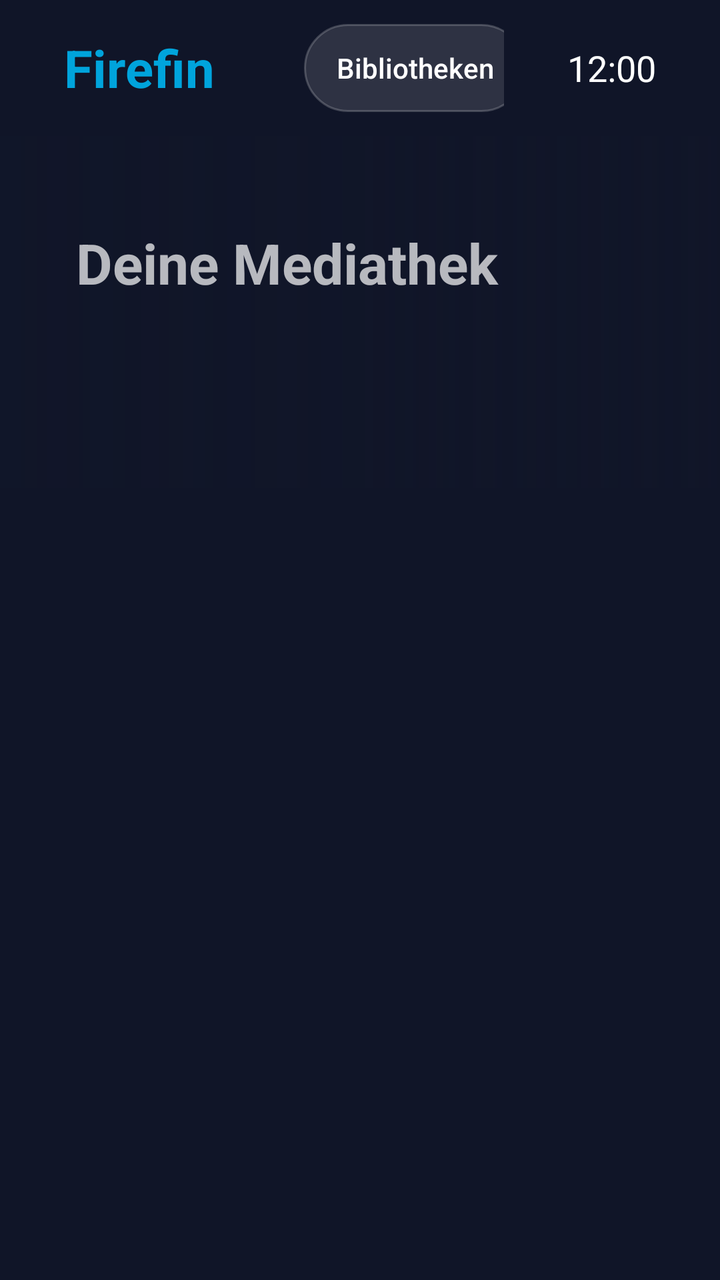
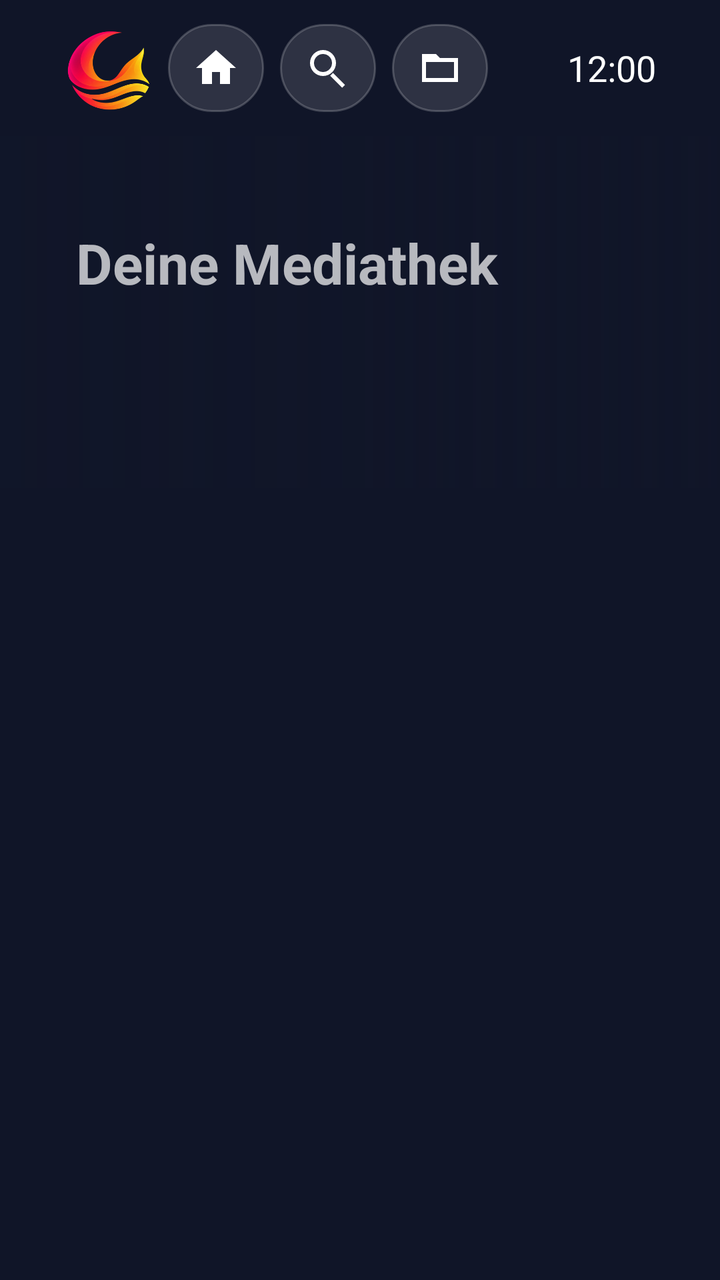

The first picture is an Android layout as it rendered before a commit; the second is the same layout after the commit. The layout source and the unified diff follow.
<!-- AndroidManifest.xml: application theme Theme.Firefin -->
<!-- res/layout/activity_home.xml -->
<?xml version="1.0" encoding="utf-8"?>
<LinearLayout xmlns:android="http://schemas.android.com/apk/res/android" android:layout_width="match_parent" android:layout_height="match_parent" android:background="@color/background" android:orientation="vertical">
<LinearLayout android:id="@+id/toolbar" android:layout_width="match_parent" android:layout_height="68dp" android:gravity="center_vertical" android:paddingStart="32dp" android:paddingEnd="32dp">
<TextView android:layout_width="120dp" android:layout_height="wrap_content" android:text="Firefin" android:textSize="26sp" android:textStyle="bold" android:textColor="@color/accent"/>
<HorizontalScrollView android:layout_width="0dp" android:layout_height="56dp" android:layout_weight="1" android:fillViewport="false" android:scrollbars="none">
<LinearLayout android:layout_width="wrap_content" android:layout_height="match_parent" android:gravity="center_vertical">
<Button android:id="@+id/libraryButton" android:layout_width="wrap_content" android:layout_height="44dp" android:text="Bibliotheken"/>
<Button android:id="@+id/searchButton" android:layout_width="wrap_content" android:layout_height="44dp" android:layout_marginStart="8dp" android:text="Suche"/>
<Button android:id="@+id/seerrButton" android:layout_width="wrap_content" android:layout_height="44dp" android:layout_marginStart="8dp" android:text="Seerr"/>
<Button android:id="@+id/favoritesButton" android:layout_width="wrap_content" android:layout_height="44dp" android:layout_marginStart="8dp" android:text="Favoriten"/>
<Button android:id="@+id/remoteButton" android:layout_width="wrap_content" android:layout_height="44dp" android:layout_marginStart="8dp" android:text="Fernbedienung"/>
<Button android:id="@+id/settingsButton" android:layout_width="wrap_content" android:layout_height="44dp" android:layout_marginStart="8dp" android:text="Einstellungen"/>
</LinearLayout></HorizontalScrollView>
<TextClock android:layout_width="64dp" android:layout_height="wrap_content" android:layout_marginStart="12dp" android:format24Hour="HH:mm" android:format12Hour="h:mm" android:textSize="18sp" android:gravity="end"/>
</LinearLayout>
<FrameLayout android:layout_width="match_parent" android:layout_height="176dp" android:layout_marginBottom="4dp">
<ImageView android:id="@+id/previewImage" android:layout_width="match_parent" android:layout_height="match_parent" android:scaleType="centerCrop"/>
<View android:layout_width="match_parent" android:layout_height="match_parent" android:background="@drawable/backdrop_scrim"/>
<LinearLayout android:layout_width="540dp" android:layout_height="match_parent" android:paddingStart="38dp" android:paddingEnd="24dp" android:gravity="center_vertical" android:orientation="vertical">
<TextView android:id="@+id/previewName" android:layout_width="match_parent" android:layout_height="wrap_content" android:text="Deine Mediathek" android:textSize="28sp" android:textStyle="bold" android:maxLines="2"/>
<TextView android:id="@+id/previewMeta" android:layout_width="match_parent" android:layout_height="wrap_content" android:layout_marginTop="6dp" android:textColor="@color/text_secondary" android:textSize="13sp"/>
<TextView android:id="@+id/previewOverview" android:layout_width="match_parent" android:layout_height="wrap_content" android:layout_marginTop="8dp" android:maxLines="3" android:ellipsize="end" android:textSize="13sp"/>
</LinearLayout></FrameLayout>
<FrameLayout android:layout_width="match_parent" android:layout_height="0dp" android:layout_weight="1">
<androidx.recyclerview.widget.RecyclerView android:id="@+id/rows" android:layout_width="match_parent" android:layout_height="match_parent" android:clipToPadding="false" android:paddingBottom="20dp"/>
<ProgressBar android:id="@+id/progress" android:layout_width="wrap_content" android:layout_height="wrap_content" android:layout_gravity="center" android:visibility="gone"/>
<TextView android:id="@+id/empty" android:layout_width="wrap_content" android:layout_height="wrap_content" android:layout_gravity="center" android:visibility="gone"/>
</FrameLayout></LinearLayout>
<!-- resources referenced by this layout -->
<resources>
  <color name="accent">#00A4DC</color>
  <color name="background">#101528</color>
  <color name="text_primary">#FFFFFF</color>
  <!-- drawable button_background (drawable) -->
  <?xml version="1.0" encoding="utf-8"?>
  <selector xmlns:android="http://schemas.android.com/apk/res/android">
  <item android:state_focused="true"><shape><solid android:color="#FFFFFF"/><corners android:radius="22dp"/><stroke android:width="2dp" android:color="#00A4DC"/></shape></item>
  <item android:state_pressed="true"><shape><solid android:color="#FFFFFF"/><corners android:radius="22dp"/></shape></item>
  <item><shape><solid android:color="#20FFFFFF"/><corners android:radius="22dp"/><stroke android:width="1dp" android:color="#33FFFFFF"/></shape></item></selector>
  <!-- unchanged entries left out for length: 4 -->
</resources>

<!-- the commit's change to res/layout/activity_home.xml (unified diff, before → after) -->
@@ -1,15 +1,16 @@
 <?xml version="1.0" encoding="utf-8"?>
-<LinearLayout xmlns:android="http://schemas.android.com/apk/res/android" android:layout_width="match_parent" android:layout_height="match_parent" android:background="@color/background" android:orientation="vertical">
+<LinearLayout xmlns:android="http://schemas.android.com/apk/res/android" xmlns:app="http://schemas.android.com/apk/res-auto" android:layout_width="match_parent" android:layout_height="match_parent" android:background="@color/background" android:orientation="vertical">
 <LinearLayout android:id="@+id/toolbar" android:layout_width="match_parent" android:layout_height="68dp" android:gravity="center_vertical" android:paddingStart="32dp" android:paddingEnd="32dp">
-<TextView android:layout_width="120dp" android:layout_height="wrap_content" android:text="Firefin" android:textSize="26sp" android:textStyle="bold" android:textColor="@color/accent"/>
+<ImageView android:layout_width="44dp" android:layout_height="44dp" android:src="@drawable/firefin_mark" android:contentDescription="@string/app_name" android:scaleType="fitCenter" android:layout_marginEnd="8dp"/>
+<ImageButton android:id="@+id/homeButton" android:layout_width="48dp" android:layout_height="44dp" android:background="@drawable/button_background" android:contentDescription="@string/home" app:tint="@color/button_text" android:focusable="true" android:src="@drawable/ic_home" android:nextFocusRight="@id/searchButton"/>
 <HorizontalScrollView android:layout_width="0dp" android:layout_height="56dp" android:layout_weight="1" android:fillViewport="false" android:scrollbars="none">
 <LinearLayout android:layout_width="wrap_content" android:layout_height="match_parent" android:gravity="center_vertical">
-<Button android:id="@+id/libraryButton" android:layout_width="wrap_content" android:layout_height="44dp" android:text="Bibliotheken"/>
-<Button android:id="@+id/searchButton" android:layout_width="wrap_content" android:layout_height="44dp" android:layout_marginStart="8dp" android:text="Suche"/>
-<Button android:id="@+id/seerrButton" android:layout_width="wrap_content" android:layout_height="44dp" android:layout_marginStart="8dp" android:text="Seerr"/>
-<Button android:id="@+id/favoritesButton" android:layout_width="wrap_content" android:layout_height="44dp" android:layout_marginStart="8dp" android:text="Favoriten"/>
-<Button android:id="@+id/remoteButton" android:layout_width="wrap_content" android:layout_height="44dp" android:layout_marginStart="8dp" android:text="Fernbedienung"/>
-<Button android:id="@+id/settingsButton" android:layout_width="wrap_content" android:layout_height="44dp" android:layout_marginStart="8dp" android:text="Einstellungen"/>
+<ImageButton android:id="@+id/searchButton" android:contentDescription="@string/search" app:tint="@color/button_text" android:src="@drawable/ic_search" android:background="@drawable/button_background" android:focusable="true" android:layout_width="48dp" android:layout_height="44dp" android:layout_marginStart="8dp" android:nextFocusLeft="@id/homeButton" android:nextFocusRight="@id/libraryButton"/>
+<ImageButton android:id="@+id/libraryButton" android:layout_width="48dp" android:background="@drawable/button_background" android:contentDescription="@string/libraries" app:tint="@color/button_text" android:src="@drawable/ic_library" android:focusable="true" android:layout_height="44dp" android:layout_marginStart="8dp" android:nextFocusLeft="@id/searchButton" android:nextFocusRight="@id/randomButton"/>
+<ImageButton android:id="@+id/randomButton" android:layout_width="48dp" android:background="@drawable/button_background" android:contentDescription="@string/random_playback" app:tint="@color/button_text" android:src="@drawable/ic_shuffle" android:focusable="true" android:layout_height="44dp" android:layout_marginStart="8dp" android:nextFocusLeft="@id/libraryButton" android:nextFocusRight="@id/favoritesButton"/>
+<ImageButton android:id="@+id/favoritesButton" android:layout_width="48dp" android:background="@drawable/button_background" android:contentDescription="@string/favorite" app:tint="@color/button_text" android:src="@drawable/ic_star" android:focusable="true" android:layout_height="44dp" android:layout_marginStart="8dp" android:nextFocusLeft="@id/randomButton" android:nextFocusRight="@id/mediaRequestsButton"/>
+<ImageButton android:id="@+id/mediaRequestsButton" android:layout_width="48dp" android:background="@drawable/button_background" android:contentDescription="@string/media_requests" app:tint="@color/button_text" android:src="@drawable/ic_requests" android:focusable="true" android:layout_height="44dp" android:layout_marginStart="8dp" android:nextFocusLeft="@id/favoritesButton" android:nextFocusRight="@id/settingsButton"/>
+<ImageButton android:id="@+id/settingsButton" android:layout_width="48dp" android:background="@drawable/button_background" android:contentDescription="@string/settings" app:tint="@color/button_text" android:src="@drawable/ic_settings" android:focusable="true" android:layout_height="44dp" android:layout_marginStart="8dp" android:nextFocusLeft="@id/mediaRequestsButton"/>
 </LinearLayout></HorizontalScrollView>
 <TextClock android:layout_width="64dp" android:layout_height="wrap_content" android:layout_marginStart="12dp" android:format24Hour="HH:mm" android:format12Hour="h:mm" android:textSize="18sp" android:gravity="end"/>
 </LinearLayout>
<!-- resource entries referenced after the edit -->
@@ -6,9 +6,32 @@
   <!-- drawable button_background (drawable) -->
   <?xml version="1.0" encoding="utf-8"?>
   <selector xmlns:android="http://schemas.android.com/apk/res/android">
-  <item android:state_focused="true"><shape><solid android:color="#FFFFFF"/><corners android:radius="22dp"/><stroke android:width="2dp" android:color="#00A4DC"/></shape></item>
-  <item android:state_pressed="true"><shape><solid android:color="#FFFFFF"/><corners android:radius="22dp"/></shape></item>
+  <item android:state_focused="true"><shape><solid android:color="#00A4DC"/><corners android:radius="22dp"/><stroke android:width="2dp" android:color="#FFFFFF"/></shape></item>
+  <item android:state_pressed="true"><shape><solid android:color="#007EA8"/><corners android:radius="22dp"/></shape></item>
   <item><shape><solid android:color="#20FFFFFF"/><corners android:radius="22dp"/><stroke android:width="1dp" android:color="#33FFFFFF"/></shape></item></selector>
+  <!-- drawable firefin_mark: png bitmap (drawable-nodpi, 43264 bytes) -->
+  <!-- drawable ic_home (drawable) -->
+  <vector xmlns:android="http://schemas.android.com/apk/res/android" android:width="24dp" android:height="24dp" android:viewportWidth="24" android:viewportHeight="24"><path android:fillColor="#FFFFFFFF" android:pathData="M10,20v-6h4v6h5v-8h3L12,3 2,12h3v8z"/></vector>
+  <!-- drawable ic_library (drawable) -->
+  <vector xmlns:android="http://schemas.android.com/apk/res/android" android:width="24dp" android:height="24dp" android:viewportWidth="24" android:viewportHeight="24"><path android:fillColor="#FFFFFFFF" android:pathData="M3,5h7l2,2h9v12H3zM5,9v8h14V9z"/></vector>
+  <!-- drawable ic_requests (drawable) -->
+  <vector xmlns:android="http://schemas.android.com/apk/res/android" android:width="24dp" android:height="24dp" android:viewportWidth="24" android:viewportHeight="24"><path android:fillColor="#FFFFFFFF" android:pathData="M4,3h16v14H7l-3,3zM6,5v10h12V5zM8,8h8v2H8zM8,12h5v2H8z"/></vector>
+  <!-- drawable ic_search (drawable) -->
+  <vector xmlns:android="http://schemas.android.com/apk/res/android" android:width="24dp" android:height="24dp" android:viewportWidth="24" android:viewportHeight="24"><path android:fillColor="#FFFFFFFF" android:pathData="M9.5,3a6.5,6.5 0,1 0,0 13a6.5,6.5 0,1 0,0 -13zM9.5,5a4.5,4.5 0,1 1,0 9a4.5,4.5 0,1 1,0 -9zM14.5,14.5l6,6 -1.4,1.4 -6,-6z"/></vector>
+  <!-- drawable ic_settings (drawable) -->
+  <vector xmlns:android="http://schemas.android.com/apk/res/android" android:width="24dp" android:height="24dp" android:viewportWidth="24" android:viewportHeight="24"><path android:fillColor="#FFFFFFFF" android:pathData="M19.4,13c0.04,-0.33 0.06,-0.66 0.06,-1s-0.02,-0.67 -0.07,-1l2.12,-1.65 -2,-3.46 -2.49,1c-0.52,-0.4 -1.1,-0.72 -1.74,-0.95L14.9,3h-4l-0.38,2.94c-0.64,0.23 -1.22,0.55 -1.74,0.95l-2.49,-1 -2,3.46L6.4,11c-0.05,0.33 -0.08,0.66 -0.08,1s0.03,0.67 0.08,1l-2.11,1.65 2,3.46 2.49,-1c0.52,0.4 1.1,0.72 1.74,0.95L10.9,21h4l0.38,-2.94c0.64,-0.23 1.22,-0.55 1.74,-0.95l2.49,1 2,-3.46zM12.9,15.5A3.5,3.5 0,1 1,12.9 8a3.5,3.5 0,0 1,0 7.5z"/></vector>
+  <!-- drawable ic_shuffle (drawable) -->
+  <vector xmlns:android="http://schemas.android.com/apk/res/android" android:width="24dp" android:height="24dp" android:viewportWidth="24" android:viewportHeight="24"><path android:fillColor="#FFFFFFFF" android:pathData="M16,3h5v5h-2V6.4l-3.2,3.2 -1.4,-1.4L17.6,5H16V3zM3.5,5.5l1.4,-1.4 13.6,13.6V16h2v5h-5v-2h1.6L4.9,4.1zM3.5,18.5l1.4,1.4 5.2,-5.2 -1.4,-1.4z"/></vector>
+  <!-- drawable ic_star (drawable) -->
+  <vector xmlns:android="http://schemas.android.com/apk/res/android" android:width="24dp" android:height="24dp" android:viewportWidth="24" android:viewportHeight="24"><path android:fillColor="#FFFFFFFF" android:pathData="M12,2l3.1,6.3 6.9,1 -5,4.9 1.2,6.8L12,17.8 5.8,21l1.2,-6.8 -5,-4.9 6.9,-1z"/></vector>
+  <string name="app_name">Firefin</string>
+  <string name="favorite">Favorit</string>
+  <string name="home">Start</string>
+  <string name="libraries">Bibliotheken</string>
+  <string name="media_requests">Medienwünsche</string>
+  <string name="random_playback">Zufall</string>
+  <string name="search">Suche</string>
+  <string name="settings">Einstellungen</string>
   <!-- unchanged entries left out for length: 4 -->
 </resources>
 
